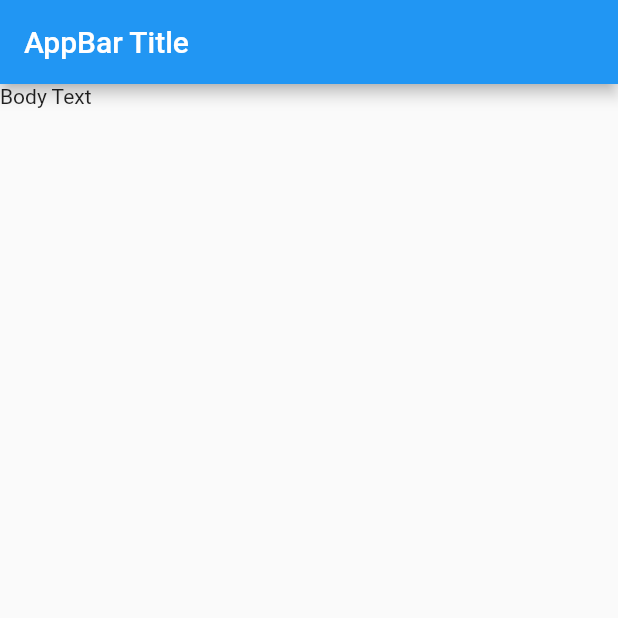
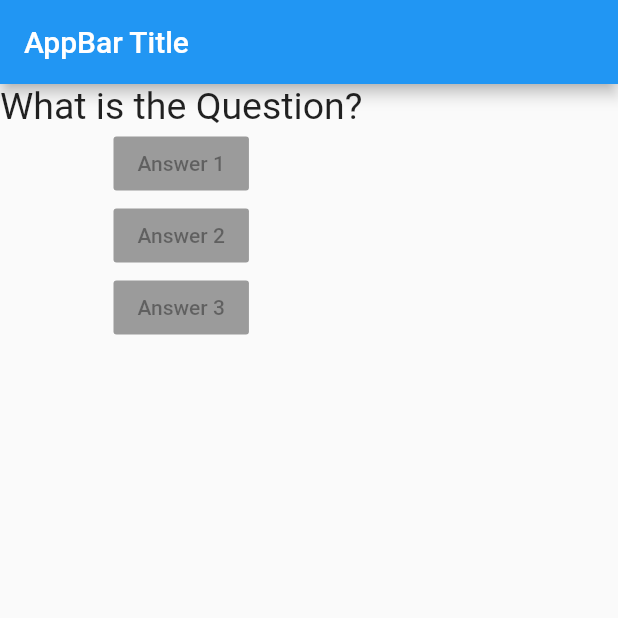
Before and after one commit to maxgdev/flutter_sandbox, a Flutter app: the screen it shows after launch, on a phone screen of 412 x 824 dp, the top half of it. Run offline on Flutter 3.47's test engine with Material 2 defaults, Android fonts, the phone set to English and light mode, and no system bars.

Commit message:
Replaced body text wth Column and button widgets

```diff
--- a/lib/main.dart
+++ b/lib/main.dart
@@ -10,7 +10,12 @@ class AnyApp extends StatelessWidget {
     return MaterialApp(
       home: Scaffold(
         appBar: AppBar(title: Text('AppBar Title'),),
-        body: Text("Body Text"),
+        body: Column(children: [
+          Text("What is the Question?", style: TextStyle(fontSize: 25),),
+          RaisedButton(child: Text("Answer 1"), onPressed: null, ),
+          RaisedButton(child: Text("Answer 2"), onPressed: null, ),
+          RaisedButton(child: Text("Answer 3"), onPressed: null, ),
+        ],),
       ),
     );
   }
```
